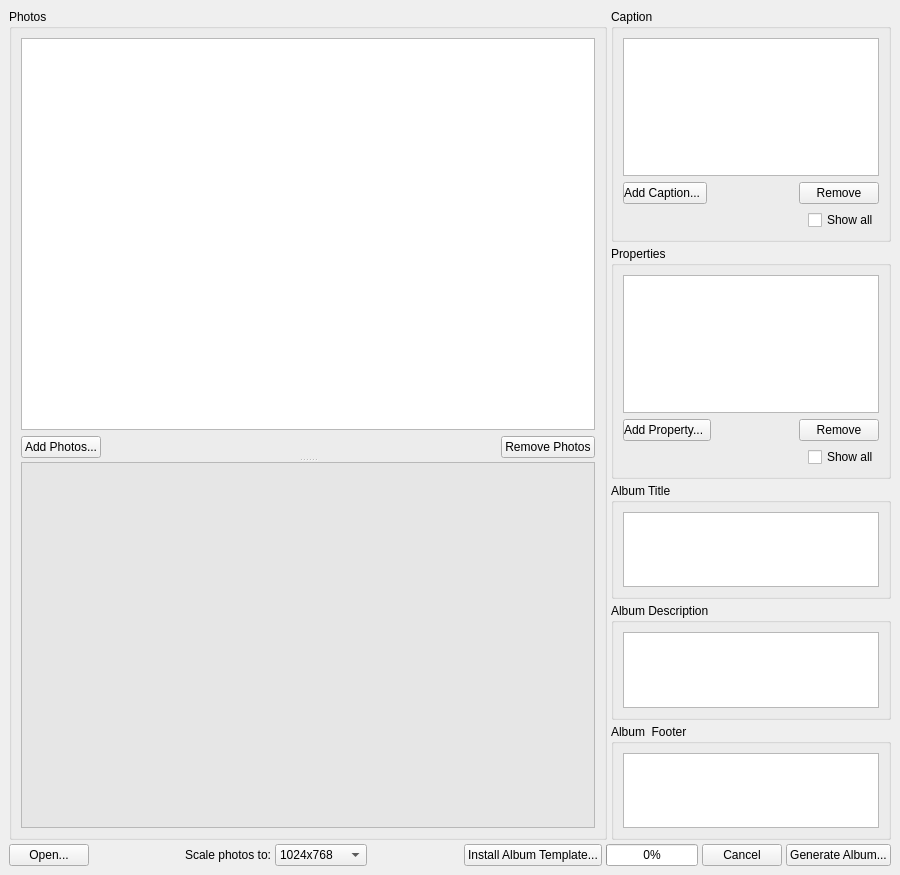
Qt form tools/DyphalGenerator.ui (rdegraaf/dyphal) before a commit.
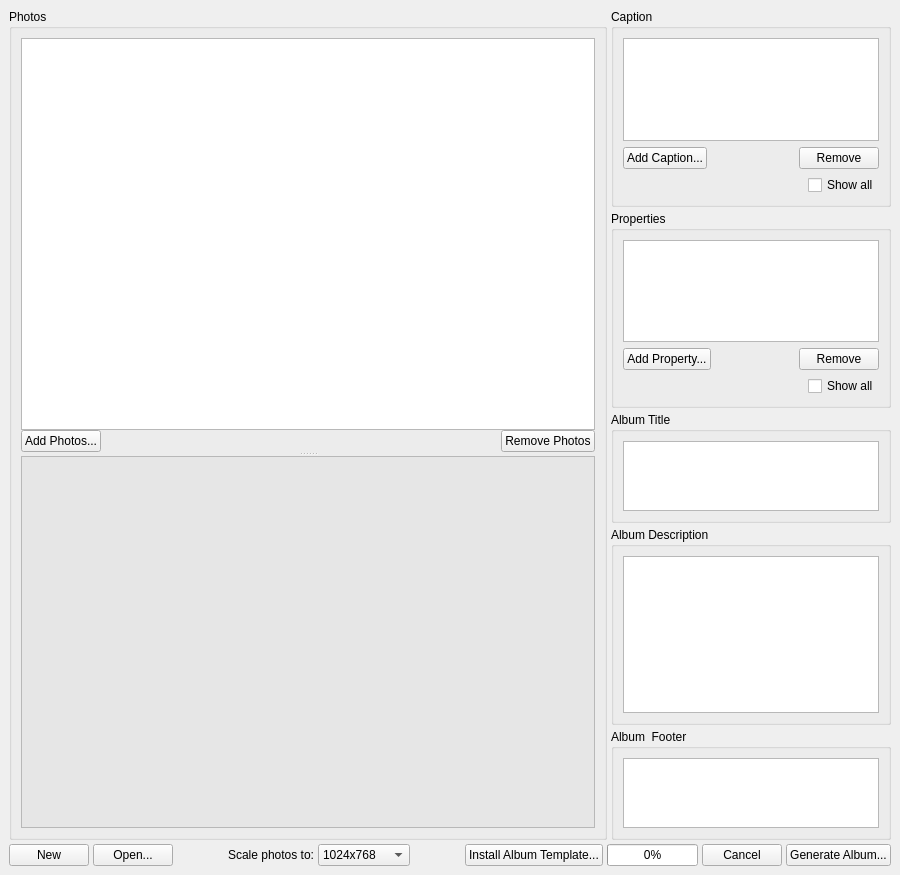
The same form after that commit. Icons and pictures are not drawn.

Commit message: Added a button to create a new album and other GUI tweaks:

The edit to the form file:
```diff
--- a/tools/DyphalGenerator.ui
+++ b/tools/DyphalGenerator.ui
@@ -44,6 +44,12 @@
            </property>
            <widget class="QWidget" name="widget_2" native="true">
             <layout class="QVBoxLayout" name="verticalLayout_7" stretch="1,0">
+             <property name="spacing">
+              <number>0</number>
+             </property>
+             <property name="margin">
+              <number>0</number>
+             </property>
              <item>
               <widget class="QListWidget" name="photosList">
                <property name="toolTip">
@@ -169,7 +175,7 @@
        </widget>
       </item>
       <item>
-       <layout class="QVBoxLayout" name="verticalLayout_8" stretch="2,2,1,1,1">
+       <layout class="QVBoxLayout" name="verticalLayout_8" stretch="2,2,1,2,1">
         <item>
          <widget class="QGroupBox" name="groupBox_2">
           <property name="title">
@@ -199,9 +205,6 @@
                <property name="toolTip">
                 <string>Add a field to the photos' captions.</string>
                </property>
-               <property name="styleSheet">
-                <string notr="true">QPushButton{text-align: left;} QPushButton::menu-indicator{subcontrol-position: right center; left: -10px;}</string>
-               </property>
                <property name="text">
                 <string>Add Caption...</string>
                </property>
@@ -301,9 +304,6 @@
                <property name="toolTip">
                 <string>Add a field to the photos' properties.</string>
                </property>
-               <property name="styleSheet">
-                <string notr="true">QPushButton{text-align: left;} QPushButton::menu-indicator{subcontrol-position: right center; left: -10px;} QMenu {menu-scrollable: 1;}</string>
-               </property>
                <property name="text">
                 <string>Add Property...</string>
                </property>
@@ -437,6 +437,21 @@
     </item>
     <item>
      <layout class="QHBoxLayout" name="horizontalLayout_5">
+      <item>
+       <widget class="QPushButton" name="newAlbumButton">
+        <property name="toolTip">
+         <string>Close the current album and create a new one.</string>
+        </property>
+        <property name="text">
+         <string>New</string>
+        </property>
+        <property name="icon">
+         <iconset theme="document-new">
+          <normaloff/>
+         </iconset>
+        </property>
+       </widget>
+      </item>
       <item>
        <widget class="QPushButton" name="openAlbumButton">
         <property name="toolTip">
```
The commit also changes 3 other files.
